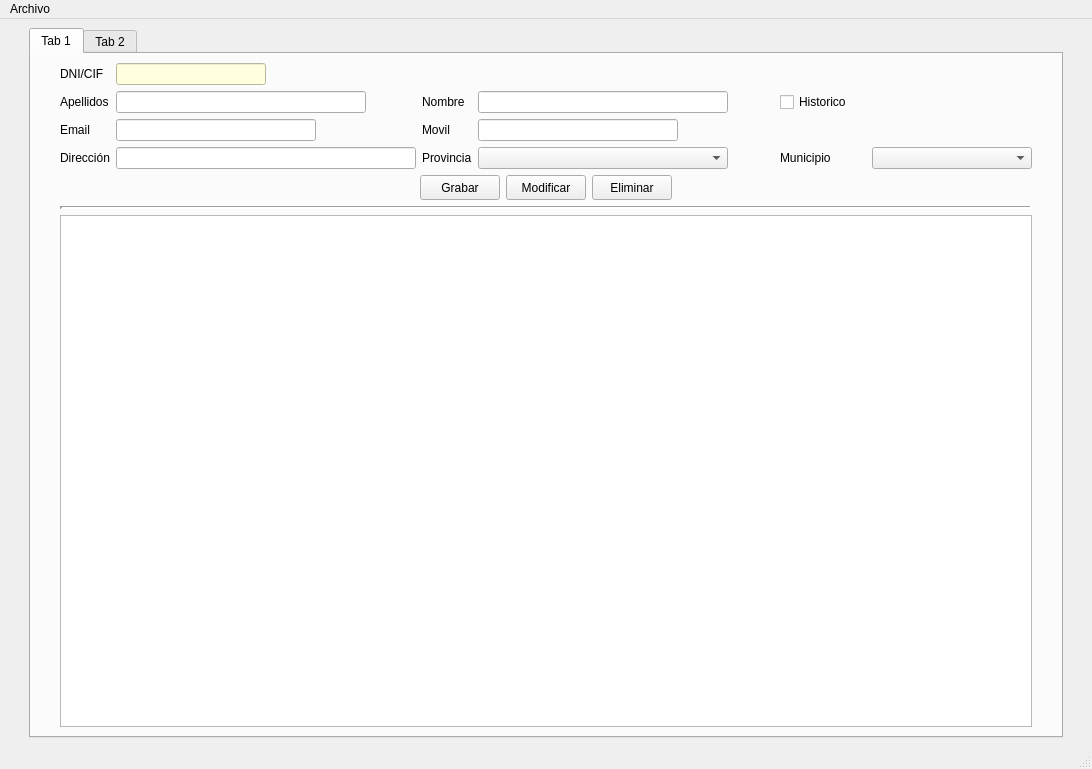
Qt form venPrincipal.ui (Samugcor/InmoTeis) before a commit.
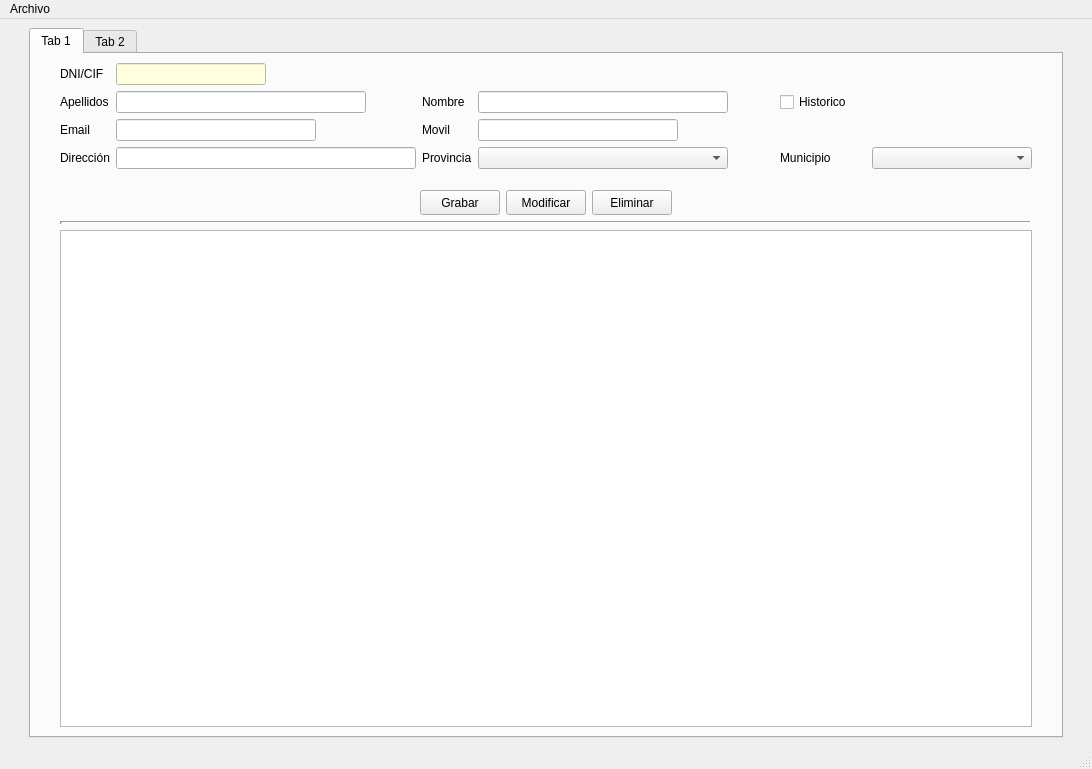
The same form after that commit. Icons and pictures are not drawn.

Patch:
```diff
--- a/venPrincipal.ui
+++ b/venPrincipal.ui
@@ -365,6 +365,9 @@
             <property name="sizeConstraint">
              <enum>QLayout::SetFixedSize</enum>
             </property>
+            <property name="topMargin">
+             <number>15</number>
+            </property>
             <item>
              <spacer name="horizontalSpacer_6">
               <property name="orientation">
```
